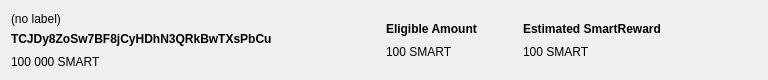
This is src/qt/forms/smartrewardentry.ui in SmartCash/Core-Smart as Qt 5 draws it before an edit. The edited form follows.
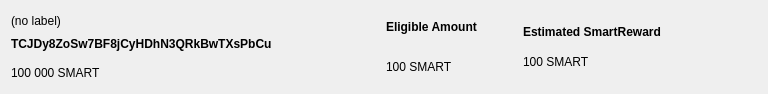
This is the edited form. The open tabs and pages were chosen to show the change.

Commit message: Show 1.3 bonus level on eligible addresses in SmartRewards tab

```diff
--- a/src/qt/forms/smartrewardentry.ui
+++ b/src/qt/forms/smartrewardentry.ui
@@ -113,6 +113,19 @@
            </property>
           </widget>
          </item>
+         <item>
+          <widget class="QLabel" name="lblBonus">
+            <property name="font">
+             <font>
+              <weight>75</weight>
+              <bold>true</bold>
+             </font>
+            </property>
+            <property name="styleSheet">
+             <string notr="true">color: rgb(60, 179, 113);</string>
+            </property>
+          </widget>
+         </item>
          <item>
           <widget class="QLabel" name="lblEligible">
            <property name="text">
```
The commit also changes 3 other files.
